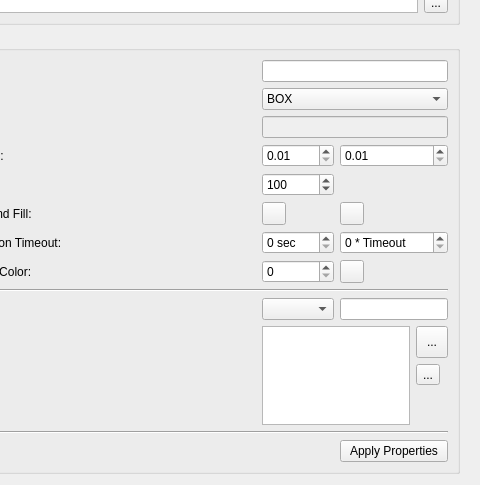
Qt form ui/posiview_properties_base.ui (jrenken/qgis-PosiView) before a commit; both pictures show x 283 to 763 and y 219 to 704 of the 763 by 828 pixel window.
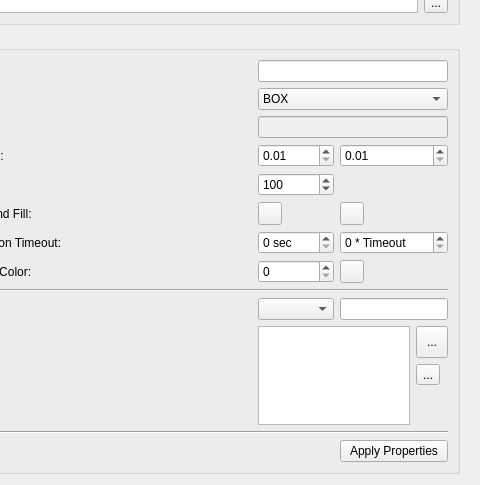
The same form after that commit. The open tabs and pages were chosen to show the change. Icons and pictures are not drawn. Custom widgets are drawn as their Qt base class.

Commit message: ais: read message type 18 increase maximum timeout

```diff
--- a/ui/posiview_properties_base.ui
+++ b/ui/posiview_properties_base.ui
@@ -632,8 +632,8 @@
                <rect>
                 <x>0</x>
                 <y>0</y>
-                <width>513</width>
-                <height>619</height>
+                <width>589</width>
+                <height>777</height>
                </rect>
               </property>
               <layout class="QVBoxLayout" name="verticalLayout_4">
@@ -818,6 +818,9 @@
                     <property name="suffix">
                      <string> sec</string>
                     </property>
+                    <property name="maximum">
+                     <number>3600</number>
+                    </property>
                    </widget>
                   </item>
                   <item row="0" column="1" colspan="2">
```
Left out of the diff: 4 changed lines with no effect on the pictures. The commit also changes 1 other file.
